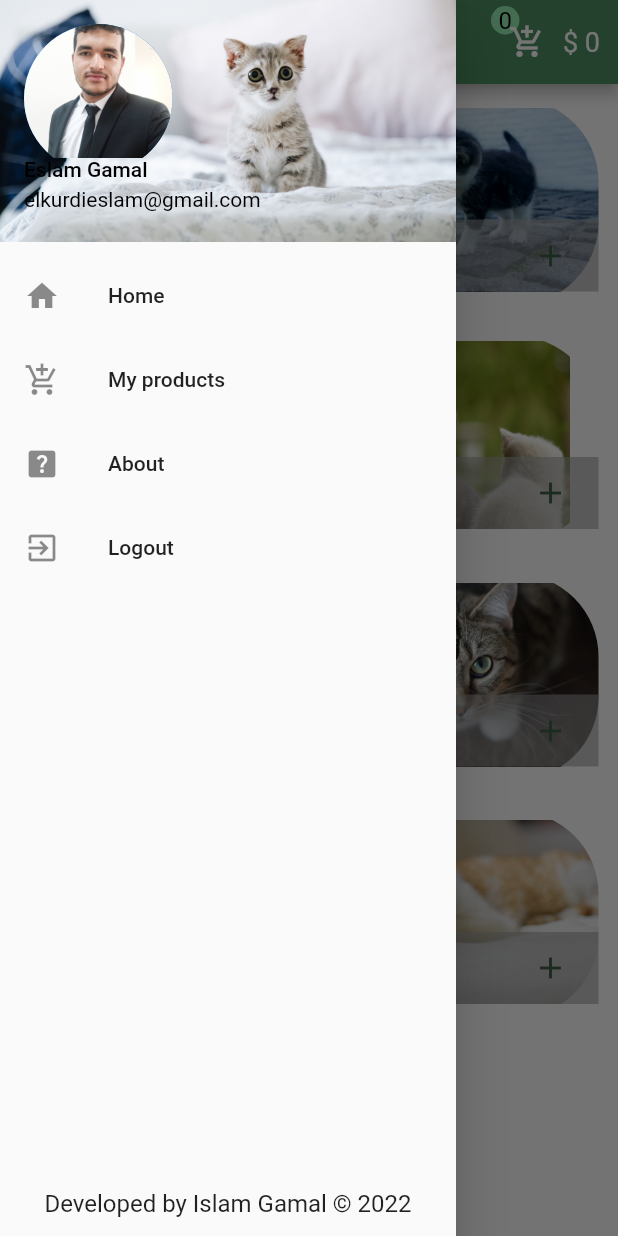
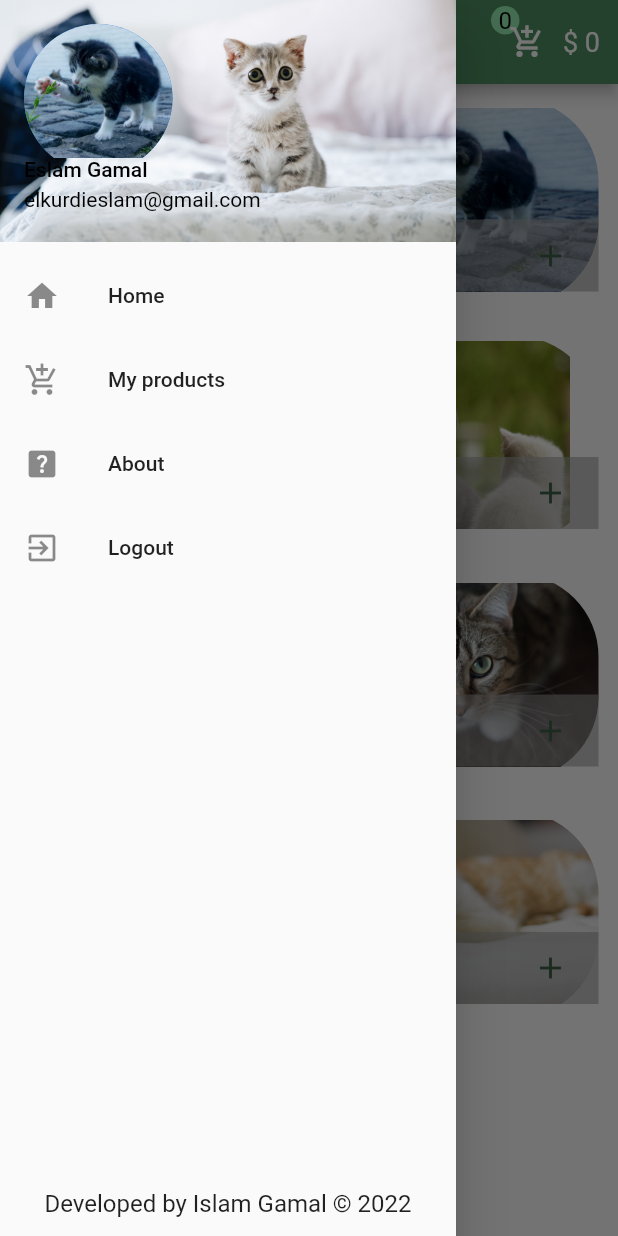
Before and after one commit to EslamElkurdi/E-Commerce-App, a Flutter app: the screen it shows after launch, with the side drawer open, on a phone screen of 412 x 824 dp. Run offline on Flutter 3.47's test engine with Material 2 defaults, Android fonts, the phone set to English and light mode, and no system bars.

```diff
--- a/lib/screens/home_layout.dart
+++ b/lib/screens/home_layout.dart
@@ -12,7 +12,6 @@ class HomeLayout extends StatelessWidget {
 
   @override
   Widget build(BuildContext context) {
-
 
     return Scaffold(
       drawer: Drawer(
@@ -38,7 +37,7 @@ class HomeLayout extends StatelessWidget {
                   currentAccountPictureSize: Size.square(99),
                   currentAccountPicture: CircleAvatar(
                       radius: 55,
-                      backgroundImage: AssetImage("assets/images/eslam.jpg")),
+                      backgroundImage: AssetImage("assets/images/kit1.jpg")),
                 ),
                 ListTile(
                     title: const Text("Home"),
```
